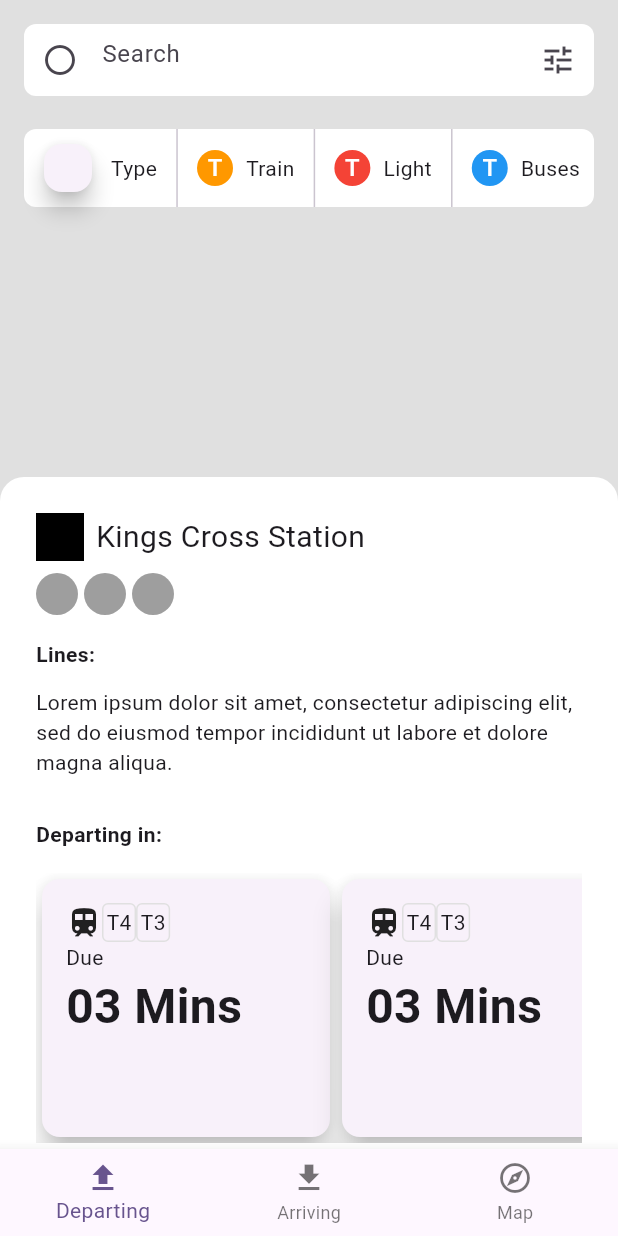
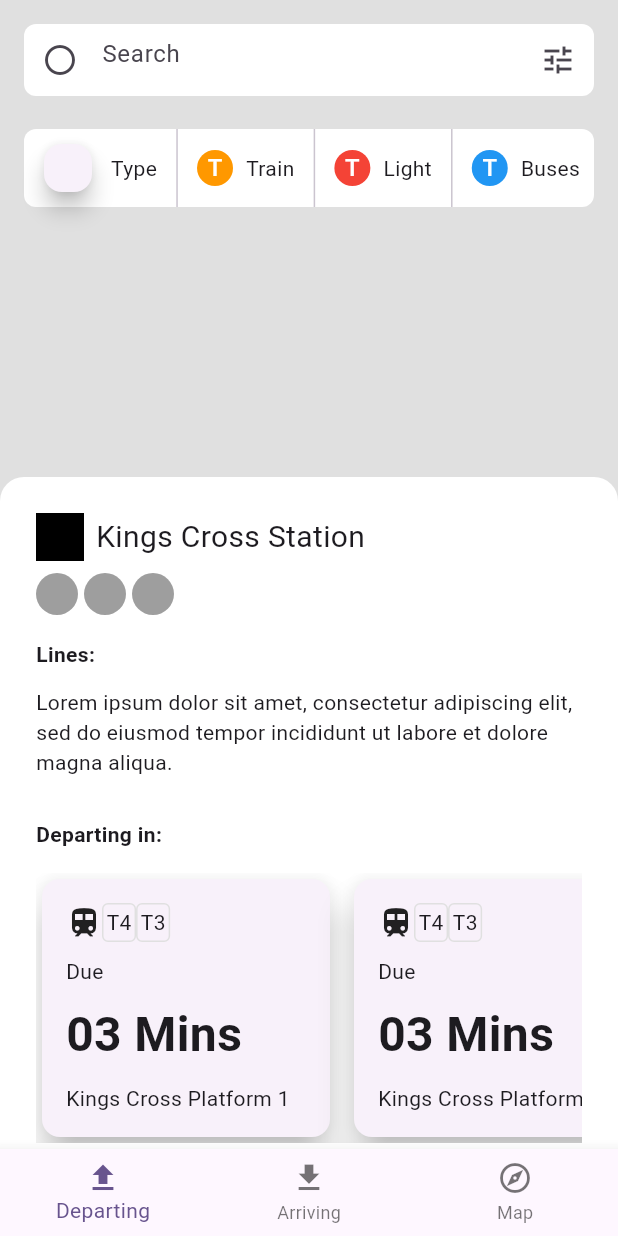
Before and after one commit to JAICHANGPARK/flutter_notebook_chapter_33, a Flutter app: the TransportMainPage screen opened directly, on a phone screen of 412 x 824 dp. Run offline on Flutter 3.47's test engine with Material 2 defaults, Android fonts, the phone set to English and light mode, and no system bars; our stand-ins replace dots_indicator, gap.

Commit message:
Update transport_main_page.dart

```diff
--- a/lib/ep1685_transport_app/views/transport_main_page.dart
+++ b/lib/ep1685_transport_app/views/transport_main_page.dart
@@ -185,14 +185,17 @@ class _TransportMainPageState extends State<TransportMainPage> {
                         child: ListView.builder(
                           scrollDirection: Axis.horizontal,
                           itemBuilder: (context, index) {
-                            return SizedBox(
+                            return Padding(
+                              padding: const EdgeInsets.only(right: 8),
+                              child: SizedBox(
                                 width: 200,
                                 child: Card(
-                                elevation: 8,
+                                  elevation: 10,
                                   child: Padding(
                                     padding: const EdgeInsets.all(16.0),
                                     child: Column(
                                       crossAxisAlignment: CrossAxisAlignment.start,
+                                      mainAxisAlignment: MainAxisAlignment.spaceBetween,
                                       children: [
                                         Row(
                                           children: [
@@ -224,10 +227,14 @@ class _TransportMainPageState extends State<TransportMainPage> {
                                           "03 Mins",
                                           style: TextStyle(
                                             fontWeight: FontWeight.bold,
-                                          fontSize: 32
+                                            fontSize: 32,
                                           ),
+                                        ),
+                                        Text(
+                                          "Kings Cross Platform 1",
                                         )
                                       ],
+                                    ),
                                   ),
                                 ),
                               ),
```
Lines whose indentation alone changed are shown as unchanged.
